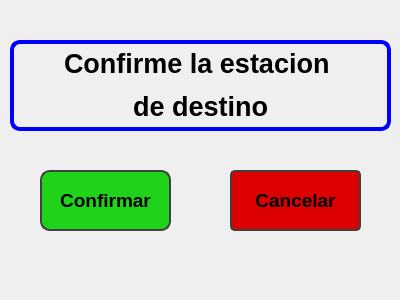
Old version of the form confirmacionenvio.ui in the repository molautaro/interfazAGV.
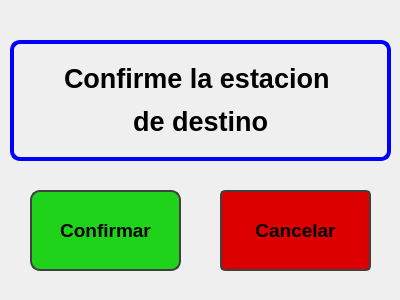
New version of the form.

```diff
--- a/confirmacionenvio.ui
+++ b/confirmacionenvio.ui
@@ -16,10 +16,10 @@
   <widget class="QPushButton" name="pushButton">
    <property name="geometry">
     <rect>
-     <x>40</x>
-     <y>170</y>
-     <width>131</width>
-     <height>61</height>
+     <x>30</x>
+     <y>190</y>
+     <width>151</width>
+     <height>81</height>
     </rect>
    </property>
    <property name="font">
@@ -51,10 +51,10 @@
   <widget class="QPushButton" name="pushButton_2">
    <property name="geometry">
     <rect>
-     <x>230</x>
-     <y>170</y>
-     <width>131</width>
-     <height>61</height>
+     <x>220</x>
+     <y>190</y>
+     <width>151</width>
+     <height>81</height>
     </rect>
    </property>
    <property name="font">
@@ -86,7 +86,7 @@
      <x>10</x>
      <y>40</y>
      <width>381</width>
-     <height>91</height>
+     <height>121</height>
     </rect>
    </property>
    <property name="font">
```
